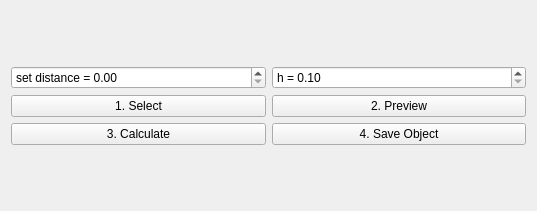
Qt form MastersThesisToolbarBase.ui (Wuschelbueb/interactive-quadmesh-design) before a commit.
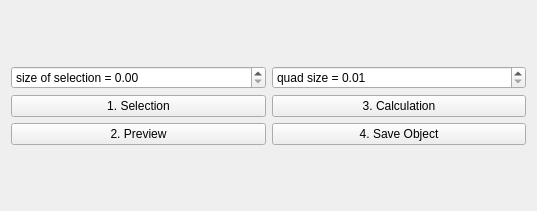
The same form after that commit.

Diff of the .ui file:
```diff
--- a/MastersThesisToolbarBase.ui
+++ b/MastersThesisToolbarBase.ui
@@ -21,7 +21,7 @@
        <item>
         <widget class="QDoubleSpinBox" name="dijkstra_distance">
          <property name="prefix">
-          <string>set distance = </string>
+          <string>size of selection = </string>
          </property>
          <property name="suffix">
           <string/>
@@ -37,14 +37,20 @@
        <item>
         <widget class="QDoubleSpinBox" name="hValue">
          <property name="prefix">
-          <string>h = </string>
+          <string>quad size = </string>
+         </property>
+         <property name="decimals">
+          <number>2</number>
          </property>
          <property name="minimum">
-          <double>0.100000000000000</double>
+          <double>0.010000000000000</double>
          </property>
          <property name="singleStep">
           <double>0.020000000000000</double>
          </property>
+         <property name="stepType">
+          <enum>QAbstractSpinBox::DefaultStepType</enum>
+         </property>
         </widget>
        </item>
       </layout>
@@ -53,37 +59,37 @@
       <layout class="QHBoxLayout" name="horizontalLayout">
        <item>
         <layout class="QGridLayout" name="gridLayout">
+         <item row="2" column="1">
+          <widget class="QPushButton" name="saveObjectFileButton">
+           <property name="text">
+            <string>4. Save Object</string>
+           </property>
+          </widget>
+         </item>
          <item row="0" column="0">
           <widget class="QPushButton" name="selectionButton">
            <property name="text">
-            <string>1. Select</string>
+            <string>1. Selection</string>
            </property>
            <property name="checkable">
             <bool>true</bool>
            </property>
           </widget>
          </item>
-         <item row="1" column="0">
-          <widget class="QPushButton" name="calculationButton">
-           <property name="text">
-            <string>3. Calculate</string>
-           </property>
-          </widget>
-         </item>
          <item row="0" column="1">
+          <widget class="QPushButton" name="calculationButton">
+           <property name="text">
+            <string>3. Calculation</string>
+           </property>
+          </widget>
+         </item>
+         <item row="2" column="0">
           <widget class="QPushButton" name="previewButton">
            <property name="text">
             <string>2. Preview</string>
            </property>
           </widget>
          </item>
-         <item row="1" column="1">
-          <widget class="QPushButton" name="saveObjectFileButton">
-           <property name="text">
-            <string>4. Save Object</string>
-           </property>
-          </widget>
-         </item>
         </layout>
        </item>
       </layout>
```
